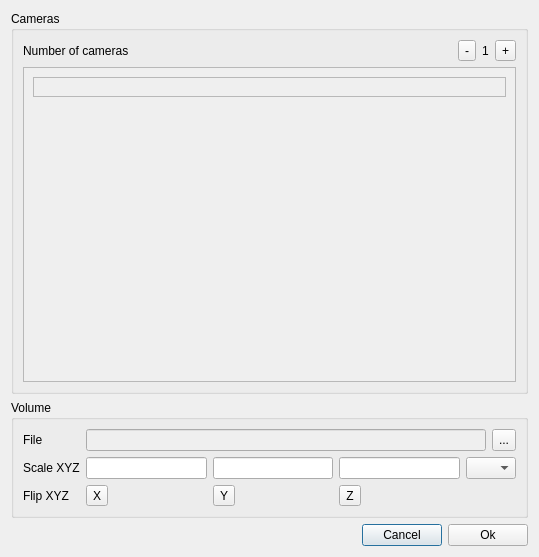
Old version of the form autoscoper/src/ui/ui-files/NewTrialDialog.ui in the repository BrownBiomechanics/Autoscoper.
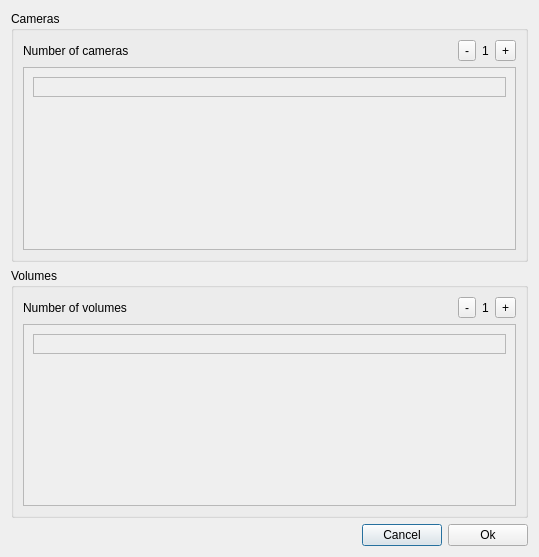
New version of the form.

```diff
--- a/autoscoper/src/ui/ui-files/NewTrialDialog.ui
+++ b/autoscoper/src/ui/ui-files/NewTrialDialog.ui
@@ -79,7 +79,7 @@
            <x>0</x>
            <y>0</y>
            <width>499</width>
-           <height>340</height>
+           <height>192</height>
           </rect>
          </property>
          <layout class="QGridLayout" name="gridLayout_2">
@@ -130,120 +130,86 @@
    <item row="1" column="0" colspan="3">
     <widget class="QGroupBox" name="groupBox_Volume">
      <property name="title">
-      <string>Volume</string>
+      <string>Volumes</string>
      </property>
      <layout class="QGridLayout" name="gridLayout_5">
-      <item row="1" column="0">
-       <widget class="QLabel" name="label_3">
-        <property name="text">
-         <string>Scale XYZ</string>
-        </property>
-       </widget>
-      </item>
       <item row="0" column="0">
        <widget class="QLabel" name="label_2">
         <property name="text">
-         <string>File</string>
+         <string>Number of volumes</string>
         </property>
        </widget>
       </item>
-      <item row="3" column="1">
-       <widget class="QToolButton" name="toolButton_FlipX">
+      <item row="0" column="1">
+       <widget class="QToolButton" name="toolButton_VolumeMinus">
         <property name="text">
-         <string>X</string>
+         <string>-</string>
         </property>
-        <property name="checkable">
-         <bool>true</bool>
-        </property>
        </widget>
       </item>
-      <item row="1" column="2">
-       <widget class="QLineEdit" name="lineEdit_ScaleY"/>
-      </item>
-      <item row="3" column="0">
-       <widget class="QLabel" name="label_4">
+      <item row="0" column="3">
+       <widget class="QToolButton" name="toolButton_VolumePlus">
         <property name="text">
-         <string>Flip XYZ</string>
+         <string>+</string>
         </property>
        </widget>
       </item>
-      <item row="1" column="3">
-       <widget class="QLineEdit" name="lineEdit_ScaleZ"/>
-      </item>
-      <item row="3" column="3">
-       <widget class="QToolButton" name="toolButton_FlipZ">
-        <property name="text">
-         <string>Z</string>
-        </property>
-        <property name="checkable">
+      <item row="1" column="0" colspan="4">
+       <widget class="QScrollArea" name="scrollArea_2">
+        <property name="widgetResizable">
          <bool>true</bool>
         </property>
+        <widget class="QWidget" name="scrollAreaWidgetContents_2">
+         <property name="geometry">
+          <rect>
+           <x>0</x>
+           <y>0</y>
+           <width>499</width>
+           <height>192</height>
+          </rect>
+         </property>
+         <layout class="QGridLayout" name="gridLayout_7">
+          <item row="0" column="0">
+           <widget class="QFrame" name="frame_Volume">
+            <property name="frameShape">
+             <enum>QFrame::StyledPanel</enum>
+            </property>
+            <property name="frameShadow">
+             <enum>QFrame::Raised</enum>
+            </property>
+            <layout class="QGridLayout" name="gridLayout_8"/>
+           </widget>
+          </item>
+          <item row="1" column="0">
+           <spacer name="verticalSpacer_2">
+            <property name="orientation">
+             <enum>Qt::Vertical</enum>
+            </property>
+            <property name="sizeHint" stdset="0">
+             <size>
+              <width>20</width>
+              <height>40</height>
+             </size>
+            </property>
+           </spacer>
+          </item>
+         </layout>
+        </widget>
        </widget>
       </item>
-      <item row="3" column="2">
-       <widget class="QToolButton" name="toolButton_FlipY">
-        <property name="text">
-         <string>Y</string>
-        </property>
-        <property name="checkable">
-         <bool>true</bool>
-        </property>
-       </widget>
-      </item>
-      <item row="1" column="1">
-       <widget class="QLineEdit" name="lineEdit_ScaleX"/>
-      </item>
-      <item row="0" column="1" colspan="4">
-       <widget class="QLineEdit" name="lineEdit_VolumeFile">
-        <property name="enabled">
-         <bool>false</bool>
-        </property>
+      <item row="0" column="2">
+       <widget class="QLabel" name="label_VolumeNb">
         <property name="sizePolicy">
-         <sizepolicy hsizetype="Expanding" vsizetype="Preferred">
+         <sizepolicy hsizetype="Maximum" vsizetype="Preferred">
           <horstretch>0</horstretch>
           <verstretch>0</verstretch>
          </sizepolicy>
         </property>
-       </widget>
-      </item>
-      <item row="0" column="5">
-       <widget class="QToolButton" name="toolButton_VolumeFile">
-        <property name="sizePolicy">
-         <sizepolicy hsizetype="Fixed" vsizetype="Preferred">
-          <horstretch>0</horstretch>
-          <verstretch>0</verstretch>
-         </sizepolicy>
-        </property>
         <property name="text">
-         <string>...</string>
+         <string>1</string>
         </property>
        </widget>
       </item>
-      <item row="1" column="4" colspan="2">
-       <widget class="QComboBox" name="comboBox_Units">
-        <property name="currentIndex">
-         <number>-1</number>
-        </property>
-        <property name="maxVisibleItems">
-         <number>12</number>
-        </property>
-        <item>
-         <property name="text">
-          <string>um</string>
-         </property>
-        </item>
-        <item>
-         <property name="text">
-          <string>mm</string>
-         </property>
-        </item>
-        <item>
-         <property name="text">
-          <string>cm</string>
-         </property>
-        </item>
-       </widget>
-      </item>
      </layout>
     </widget>
    </item>
```
Left out of the diff: 6 changed lines with no effect on the pictures.
